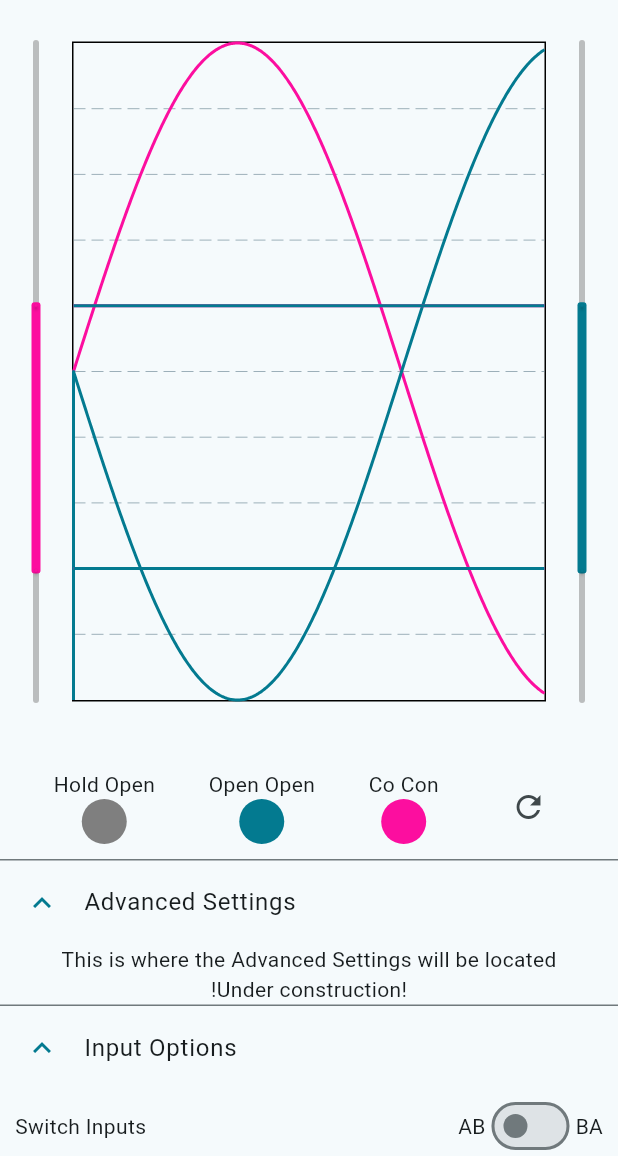
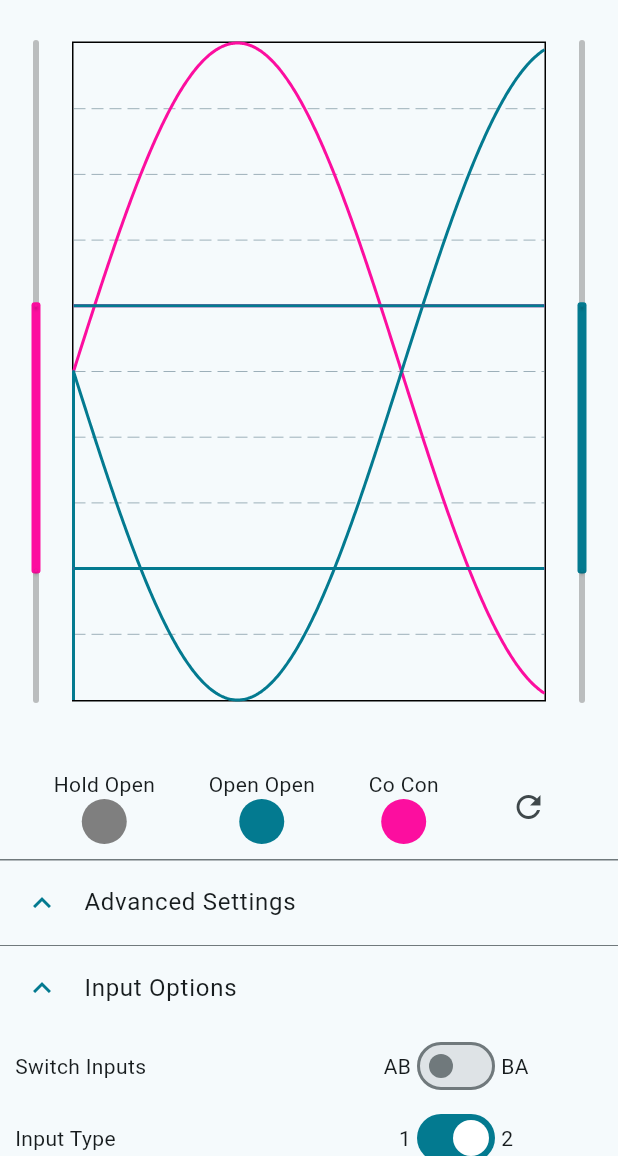
Before and after one commit to ms-840/bionic_interface_new, a Flutter app: the DataPresentationPage screen opened by its route, after a tap on "Advanced Settings", after a tap on "Input Options", on a phone screen of 412 x 824 dp, the part 80-1236 px from its top. Run offline on Flutter 3.47's test engine with Material 3 defaults, Android fonts, the phone set to English and light mode, and no system bars; drawn by our look-alikes of fl_chart; our stand-ins replace flutter_blue_plus, permission_handler; missing offline and left inert: dart:ffi, flutter_reactive_ble.

Commit message:
completed updating for advanced settings

```diff
--- a/lib/screens/data_plot.dart
+++ b/lib/screens/data_plot.dart
@@ -1,4 +1,5 @@
 import 'dart:ffi';
+import 'dart:math';
 
 import 'package:bionic_interface/general_handler.dart';
 import 'package:flutter/material.dart';
@@ -8,6 +9,8 @@ import 'package:fl_chart/fl_chart.dart';
 import 'package:flutter/services.dart';
 
 import 'package:provider/provider.dart';
+
+import '../user/user.dart';
 
 //TODO: this still needs editing
 
@@ -89,7 +92,7 @@ class _DataPresentationPageState extends State<DataPresentationPage>{
                 padding: const EdgeInsets.fromLTRB(0, 10, 0, 10),
                 child: trainingCircleRow(),
               ),
-              AdvancedSettings(),
+              AdvancedSettingsScreen(),
             ],
           ),
         ),
@@ -387,18 +390,23 @@ class _DataPresentationPageState extends State<DataPresentationPage>{
   }
 }
 
-class AdvancedSettings extends StatefulWidget{
+class AdvancedSettingsScreen extends StatefulWidget{
+  const AdvancedSettingsScreen({super.key});
+
   @override
-  State<AdvancedSettings> createState() => _AdvancedSettingsState();
+  State<AdvancedSettingsScreen> createState() => _AdvancedSettingsState();
 }
 
-class _AdvancedSettingsState extends State<AdvancedSettings>{
+class _AdvancedSettingsState extends State<AdvancedSettingsScreen>{
 
   late GeneralHandler generalHandler;
+  late AdvancedSettings advancedSettings;
+
   @override
   void initState(){
     //todo: initialize this by actually importing the settings
     generalHandler = Provider.of<GeneralHandler>(context, listen: false);
+    advancedSettings = generalHandler.currentUser.advancedSettings;
   }
 
   @override
@@ -408,11 +416,10 @@ class _AdvancedSettingsState extends State<AdvancedSettings>{
       title: const Text("Advanced Settings"),
       controlAffinity: ListTileControlAffinity.leading,
       children: [
-        const Text("This is where the Advanced Settings will be located"),
-        const Text("!Under construction!"),
         inputOptions(),
+        advancedSettings.useTwoSignals? Container() :
+        advancedSettings.alternate? singleSiteOptionsAlternate() : singleSiteOptionsFastClose(),
         triggerOptions(),
-        singleSiteOptions(),
         notificationsOptions(),
         Padding(
           padding: const EdgeInsets.all(8.0),
@@ -432,7 +439,45 @@ class _AdvancedSettingsState extends State<AdvancedSettings>{
     );
   }
 
-  Widget labledSwitch({String trueLabel = "True", String falseLabel = "False", required bool value, required Function(bool)? onChanged}){
+  Widget advancedSettingSpacer({required String title, required Widget settingWidget}){
+    return Padding(
+      padding: const EdgeInsets.fromLTRB(10, 0, 10, 0),
+      child: Row( //Switch inputs
+        mainAxisAlignment: MainAxisAlignment.start,
+        children: [
+          Expanded(child: Text(title)),
+          Expanded(
+            child: settingWidget
+          ),
+        ],
+      ),
+    );
+  }
+
+  Widget advancedSettingSlider({required String title, required double value, required Function(double) onChanged,
+    double min = 0, double max = 4, String unit = "sec", int decimals = 1}){
+    return Padding(
+      padding: const EdgeInsets.fromLTRB(10, 0, 10, 0),
+      child: Row(
+        mainAxisAlignment: MainAxisAlignment.center,
+        children: [
+          SizedBox(
+              width: 120,
+              child: Text(title)),
+          Expanded(child: Slider(
+            value: value,
+            onChanged: onChanged,
+            min: min,
+            max: max,
+            divisions: ((max-min)*pow(10, decimals)).toInt(),
+            label: "${value.toStringAsFixed(decimals)} $unit",
+          )),
+        ],
+      ),
+    );
+  }
+
+  Widget labeledSwitch({String trueLabel = "True", String falseLabel = "False", required bool value, required Function(bool)? onChanged}){
     return Row(
       mainAxisAlignment: MainAxisAlignment.center,
       mainAxisSize: MainAxisSize.min,
@@ -452,38 +497,24 @@ class _AdvancedSettingsState extends State<AdvancedSettings>{
       title: const Text("Input Options"),
       controlAffinity: ListTileControlAffinity.leading,
       children: [
-        Padding(
-          padding: const EdgeInsets.fromLTRB(10, 0, 10, 0),
-          child: Row( //Switch inputs
-            mainAxisAlignment: MainAxisAlignment.start,
-            children: [
-              const Text("Switch Inputs"),
-              Expanded(child: Container()),
-              labledSwitch(
-                  value: generalHandler.currentUser.advancedSettings.switchInputs,
+        advancedSettingSpacer(
+            title: "Switch Inputs",
+            settingWidget: labeledSwitch(
+              value: advancedSettings.switchInputs,
               onChanged: (bool newValue){
-                    generalHandler.currentUser.advancedSettings.switchInputs = newValue;
+                advancedSettings.switchInputs = newValue;
                 setState(() {});
               },
               trueLabel: "BA",
               falseLabel: "AB",
             ),
-            ],
         ),
-        ),
-        Padding(
-          padding: const EdgeInsets.fromLTRB(10, 0, 10, 0),
-          child: Row( //Switch inputs
-            mainAxisAlignment: MainAxisAlignment.start,
-            children: [
-              const Text("Input type"),
-              Expanded(child: Container()),
-              Padding(
-                padding: const EdgeInsets.fromLTRB(5, 0, 10, 0),
-                child: labledSwitch(
-                  value: generalHandler.currentUser.advancedSettings.useTwoSignals,
+        advancedSettingSpacer(
+            title: "Input Type",
+            settingWidget: labeledSwitch(
+              value: advancedSettings.useTwoSignals,
               onChanged: (bool newValue){
-                    generalHandler.currentUser.advancedSettings.useTwoSignals = newValue;
+                advancedSettings.useTwoSignals = newValue;
                 setState(() {});
               },
               trueLabel: "2",
@@ -491,38 +522,140 @@ class _AdvancedSettingsState extends State<AdvancedSettings>{
             ),
         ),
       ],
+    );
+  }
+
+  Widget triggerOptions(){
+    return ExpansionTile(
+      title: const Text("Trigger Options"),
+      controlAffinity: ListTileControlAffinity.leading,
+      children: [
+        advancedSettingSlider(
+            title: "Open Open Time",
+            value: advancedSettings.timeOpenOpen,
+            onChanged: (double newValue){
+              advancedSettings.timeOpenOpen = newValue;
+            },
+          min: 0.1,
+          max: 2,
         ),
+        advancedSettingSlider(
+          title: "Hold Open Time",
+          value: advancedSettings.timeHoldOpen,
+          onChanged: (double newValue){
+            advancedSettings.timeHoldOpen = newValue;
+          },
+          min: 0.1,
+          max: 2,
+        ),
+        advancedSettingSlider(
+          title: "Co Con Time",
+          value: advancedSettings.timeCoCon,
+          onChanged: (double newValue){
+            advancedSettings.timeCoCon = newValue;
+          },
+          min: 0.05,
+          max: 0.25,
+          decimals: 2
         ),
       ],
     );
   }
 
-  Widget triggerOptions(){
-    return const ExpansionTile(
-      title: Text("Trigger Options"),
+  Widget singleSiteOptionsAlternate(){
+    return ExpansionTile(
+      title: const Text("Single Site Options"),
       controlAffinity: ListTileControlAffinity.leading,
       children: [
-        Text("Nothing here yet"),
+        labeledSwitch(
+            value: advancedSettings.alternate,
+            onChanged: (bool newValue){
+              advancedSettings.alternate = newValue;
+              setState(() {});
+            },
+            trueLabel: "Alternating",
+            falseLabel: "Fast/Close"
+        ),
+        advancedSettingSlider(
+            title: "Alt Switch time",
+            value: advancedSettings.timeAltSwitch,
+            onChanged: (double newValue){
+              advancedSettings.timeAltSwitch = newValue;
+            },
+            min: 0.1,
+            max: 2,
+        ),
       ],
     );
   }
 
-  Widget singleSiteOptions(){
-    return const ExpansionTile(
-      title: Text("Single Site Options"),
+  Widget singleSiteOptionsFastClose(){
+    return ExpansionTile(
+      title: const Text("Single Site Options"),
       controlAffinity: ListTileControlAffinity.leading,
       children: [
-        Text("Nothing here yet"),
+        labeledSwitch(
+            value: advancedSettings.alternate,
+            onChanged: (bool newValue){
+              advancedSettings.alternate = newValue;
+              setState(() {});
+            },
+            trueLabel: "Alternating",
+            falseLabel: "Fast/Close"
+        ),
+        advancedSettingSlider(
+          title: "Fast/Close time",
+          value: advancedSettings.timeFastClose,
+          onChanged: (double newValue){
+            advancedSettings.timeFastClose = newValue;
+          },
+          min: 0.1,
+          max: 2,
+        ),
+        advancedSettingSlider(
+          title: "Fast/Close Level",
+          value: advancedSettings.levelFastClose,
+          onChanged: (double newValue){
+            advancedSettings.levelFastClose = newValue;
+          },
+          min: 0.4,
+          max: 4,
+          unit: "V"
+        ),
+
       ],
     );
   }
 
   Widget notificationsOptions(){
-    return const ExpansionTile(
-      title: Text("Notifications"),
+    return ExpansionTile(
+      title: const Text("Notifications"),
       controlAffinity: ListTileControlAffinity.leading,
       children: [
-        Text("Nothing here yet"),
+        advancedSettingSpacer(
+          title: "Vibrate",
+          settingWidget: labeledSwitch(
+            value: generalHandler.currentUser.advancedSettings.vibrate,
+            onChanged: (bool newValue){
+              generalHandler.currentUser.advancedSettings.vibrate = newValue;
+              setState(() {});
+            },
+            trueLabel: "ON",
+            falseLabel: "OFF",
+          ),
+        ),
+        advancedSettingSpacer(
+          title: "Buzzer",
+          settingWidget: labeledSwitch(
+            value: generalHandler.currentUser.advancedSettings.buzzer,
+            onChanged: (bool newValue){
+              generalHandler.currentUser.advancedSettings.buzzer = newValue;
+              setState(() {});
+            },
+            trueLabel: "ON",
+            falseLabel: "OFF",
+          ),
+        ),
       ],
     );
   }
@@ -530,11 +663,13 @@ class _AdvancedSettingsState extends State<AdvancedSettings>{
 }
 
 class InputGains extends StatelessWidget{
+  const InputGains({super.key});
+
 
   @override
   Widget build(BuildContext context) {
     return ExpansionTile(
-      title: Text("Input Gains"),
+      title: const Text("Input Gains"),
       children: [
         Row(
           mainAxisAlignment: MainAxisAlignment.start,
```
Also changed, not shown: 2 other files. Lines whose indentation alone changed are shown as unchanged.
